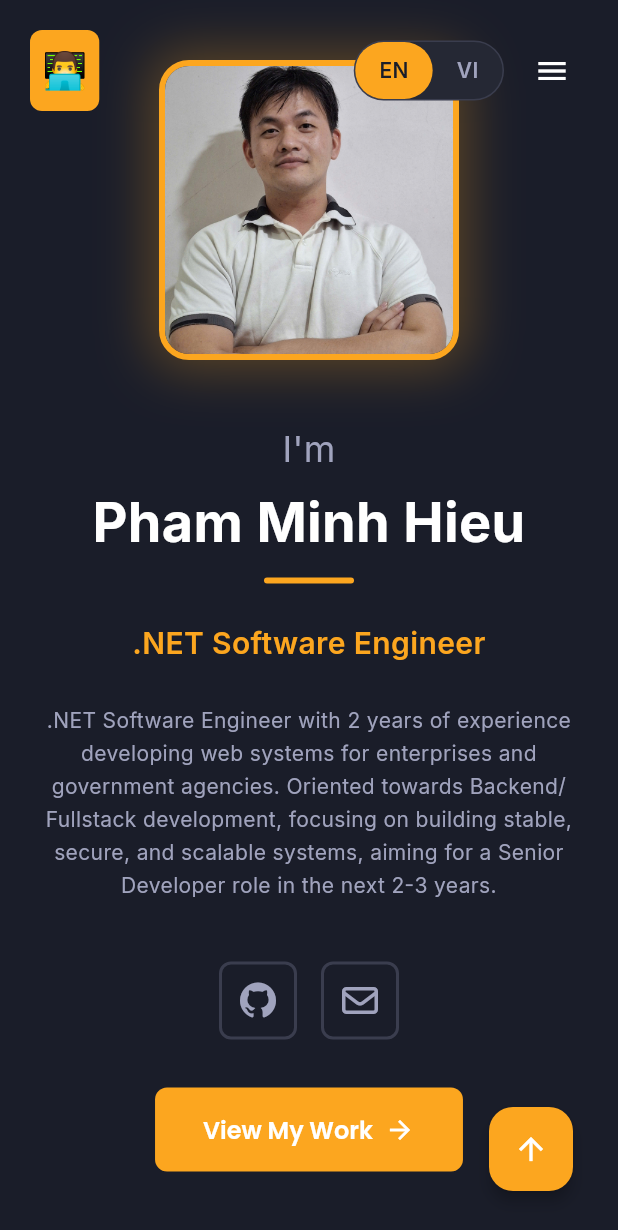
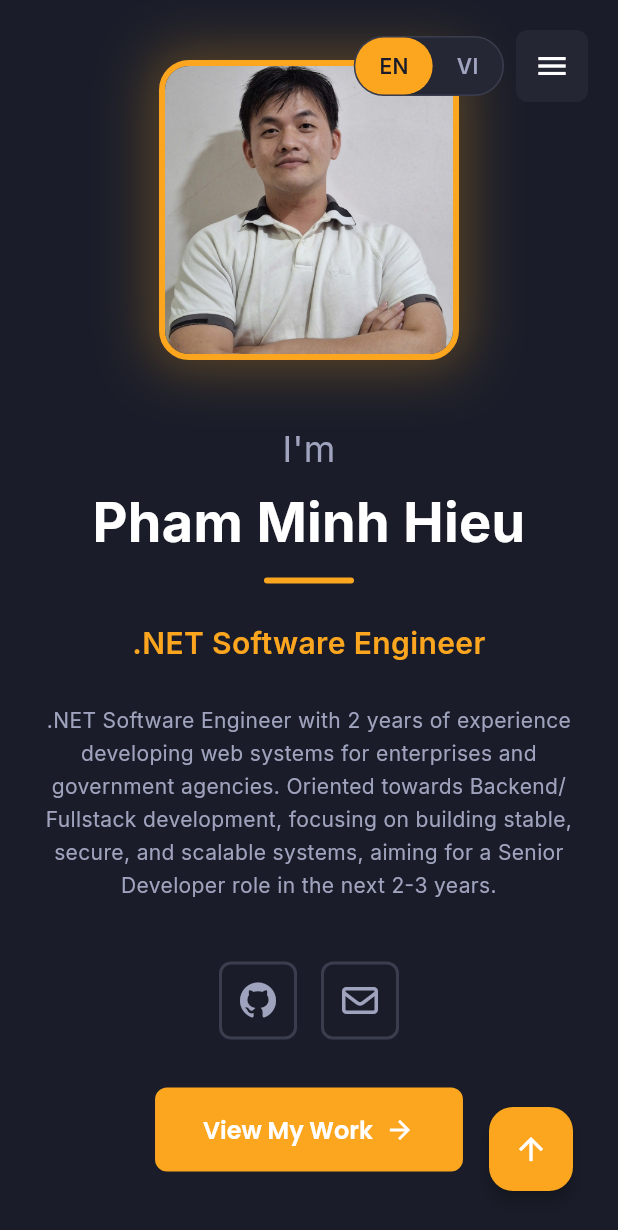
Before and after one commit to hieugc/hieugc, a Flutter app: the screen it shows after launch, on a phone screen of 412 x 824 dp. Shown: the top 1230 px of the screen. Run offline on Flutter 3.47's test engine with Material 3 defaults, Android fonts, the phone set to English and light mode, and no system bars; drawn by our look-alikes of animated_text_kit, scroll_to_index; our stand-ins replace font_awesome_flutter, google_fonts.

Commit message:
Hide navigation on mobile when at top
- Hide full navigation bar when at top of page on mobile
- Show floating menu button + language toggle at top right instead
- Navigation appears when user scrolls down
- Prevents overlap with avatar in hero section

Co-Authored-By: Claude Opus 4.5 <noreply@anthropic.com>

```diff
--- a/lib/screens/home_screen.dart
+++ b/lib/screens/home_screen.dart
@@ -3,6 +3,7 @@ import 'package:scroll_to_index/scroll_to_index.dart';
 import '../config/colors.dart';
 import '../config/responsive.dart';
 import '../services/language_service.dart';
+import '../widgets/common/language_toggle.dart';
 import '../widgets/navigation/portfolio_app_bar.dart';
 import '../widgets/navigation/mobile_drawer.dart';
 import '../widgets/navigation/sidebar.dart';
@@ -29,6 +30,7 @@ class HomeScreen extends StatefulWidget {
 class _HomeScreenState extends State<HomeScreen> {
   late AutoScrollController _scrollController;
   final GlobalKey<ScaffoldState> _scaffoldKey = GlobalKey<ScaffoldState>();
+  bool _isScrolled = false;
 
   @override
   void initState() {
@@ -38,14 +40,24 @@ class _HomeScreenState extends State<HomeScreen> {
           Rect.fromLTRB(0, 0, 0, MediaQuery.of(context).padding.bottom),
       axis: Axis.vertical,
     );
+    _scrollController.addListener(_onScroll);
     widget.languageService.addListener(_onLanguageChanged);
   }
 
   @override
   void dispose() {
     widget.languageService.removeListener(_onLanguageChanged);
+    _scrollController.removeListener(_onScroll);
     _scrollController.dispose();
     super.dispose();
+  }
+
+  void _onScroll() {
+    if (_scrollController.offset > 50 && !_isScrolled) {
+      setState(() => _isScrolled = true);
+    } else if (_scrollController.offset <= 50 && _isScrolled) {
+      setState(() => _isScrolled = false);
+    }
   }
 
   void _onLanguageChanged() {
@@ -182,6 +194,32 @@ class _HomeScreenState extends State<HomeScreen> {
               onPressed: () => _scrollToSection(0),
             ),
           ),
+
+          // Floating Menu Button (visible when nav is hidden at top)
+          if (!_isScrolled)
+            Positioned(
+              top: 20,
+              right: 20,
+              child: Row(
+                children: [
+                  LanguageToggle(languageService: langService),
+                  const SizedBox(width: 8),
+                  Container(
+                    decoration: BoxDecoration(
+                      color: AppColors.cardBg.withOpacity(0.9),
+                      borderRadius: BorderRadius.circular(8),
+                    ),
+                    child: IconButton(
+                      icon: const Icon(Icons.menu),
+                      color: AppColors.textPrimary,
+                      onPressed: () {
+                        _scaffoldKey.currentState?.openEndDrawer();
+                      },
+                    ),
+                  ),
+                ],
+              ),
+            ),
         ],
       ),
     );
--- a/lib/widgets/navigation/portfolio_app_bar.dart
+++ b/lib/widgets/navigation/portfolio_app_bar.dart
@@ -46,6 +46,11 @@ class _PortfolioAppBarState extends State<PortfolioAppBar> {
   @override
   Widget build(BuildContext context) {
     final isMobile = Responsive.isMobile(context);
+
+    // Hide navigation on mobile when at top
+    if (isMobile && !_isScrolled) {
+      return const SizedBox.shrink();
+    }
 
     return AnimatedContainer(
       duration: const Duration(milliseconds: 200),
```
